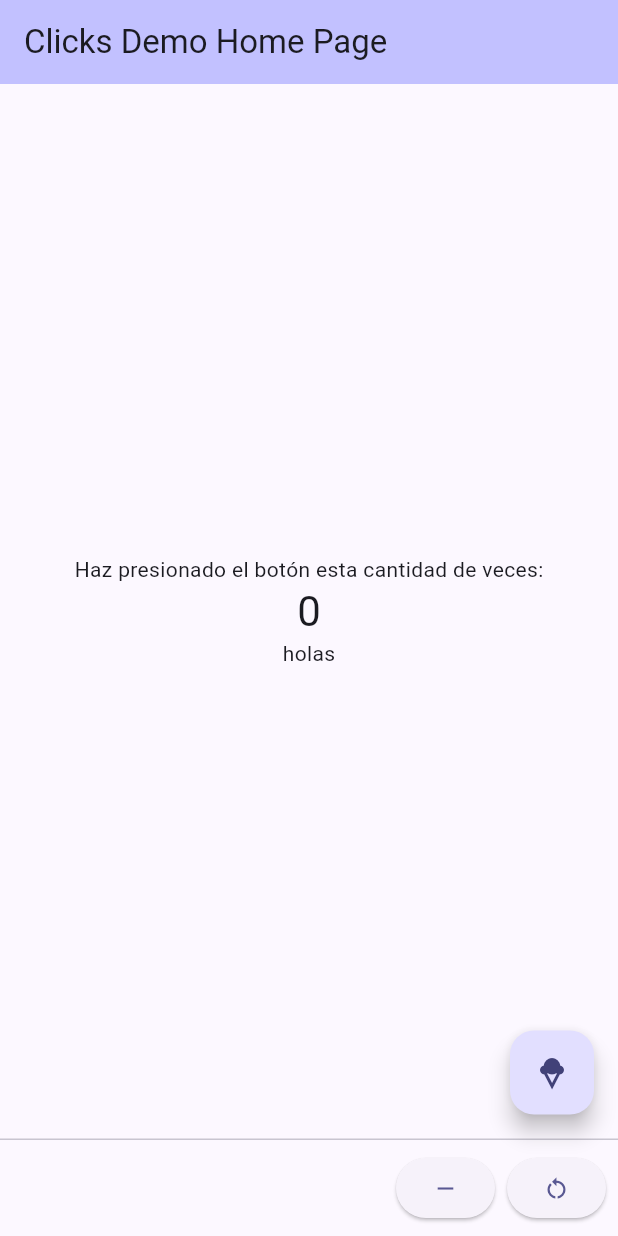
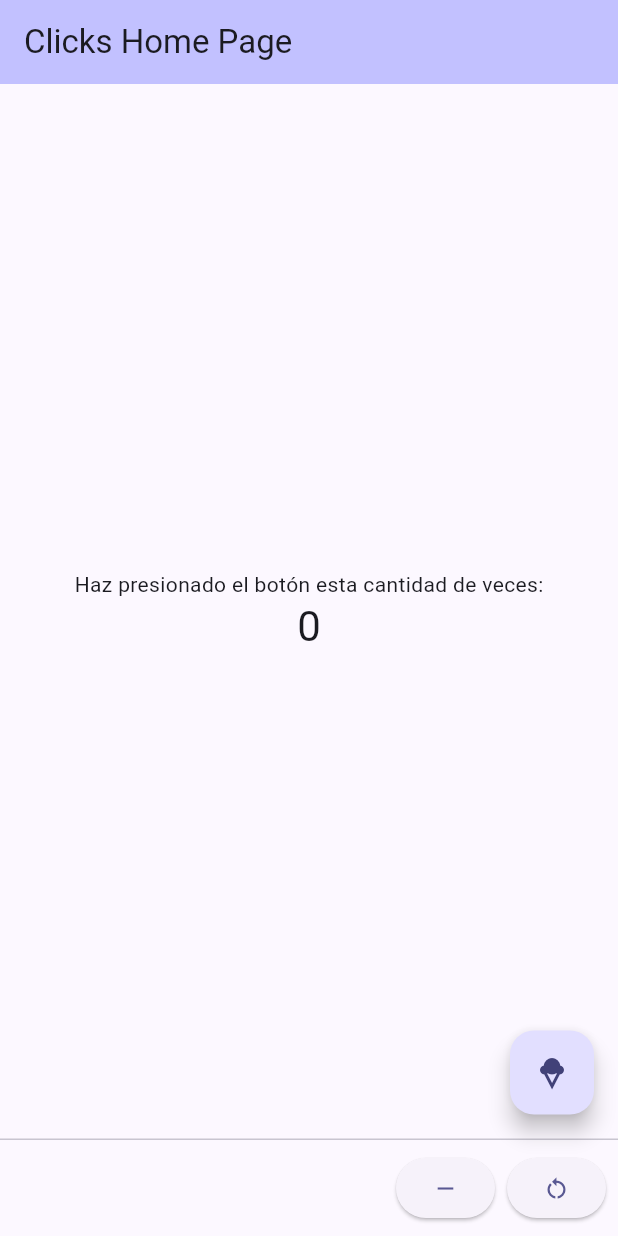
Before and after one commit to GermanAliaga/3479A321_2019479016, a Flutter app: the screen it shows after launch, on a phone screen of 412 x 824 dp. Run offline on Flutter 3.47's test engine with Material 3 defaults, Android fonts, the phone set to English and light mode, and no system bars.

```diff
--- a/aplicacion1_ejemplo/lib/main.dart
+++ b/aplicacion1_ejemplo/lib/main.dart
@@ -11,7 +11,7 @@ class MyApp extends StatelessWidget {
   @override
   Widget build(BuildContext context) {
     return MaterialApp(
-      title: 'Clicks Demo',
+      title: 'Clicks App',
       theme: ThemeData(
         // This is the theme of your application.
         //
@@ -32,7 +32,7 @@ class MyApp extends StatelessWidget {
             seedColor: const Color.fromARGB(255, 48, 1, 255)),
         useMaterial3: true,
       ),
-      home: const MyHomePage(title: 'Clicks Demo Home Page'),
+      home: const MyHomePage(title: 'Clicks Home Page'),
     );
   }
 }
@@ -137,8 +137,7 @@ class _MyHomePageState extends State<MyHomePage> {
             Text(
               '$_counter',
               style: Theme.of(context).textTheme.headlineMedium,
-            ),
-            const Text("holas")
+            )
           ],
         ),
       ),
```
